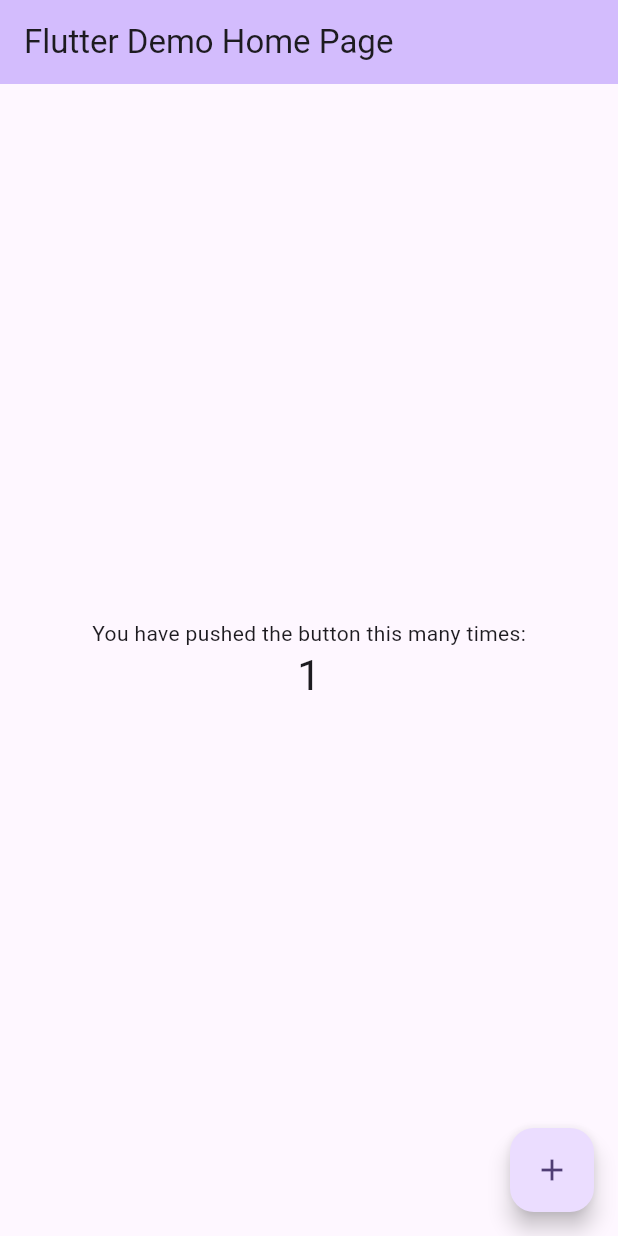
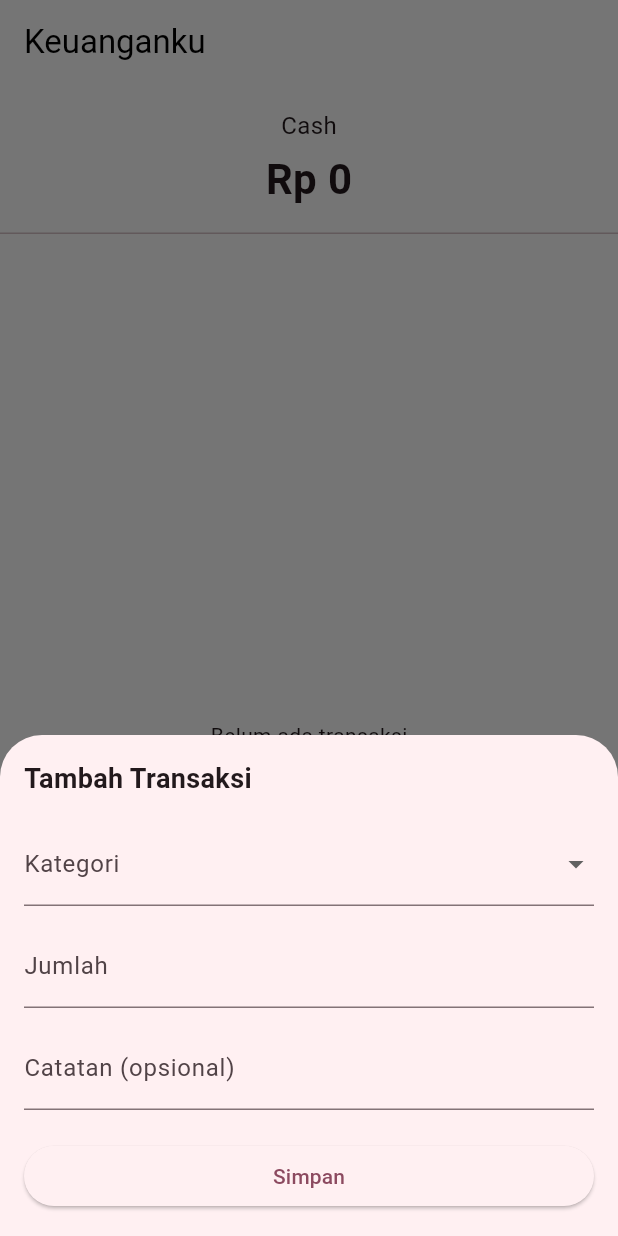
Before and after one commit to TriyasDev/Project, a Flutter app: the screen it shows after launch, after a tap on the "add" icon, on a phone screen of 412 x 824 dp. Run offline on Flutter 3.47's test engine with Material 3 defaults, Android fonts, the light colour scheme and no system bars.

Commit message:
fix: error typing

```diff
--- /dev/null
+++ b/keuanganku/lib/logic/saldo.dart
@@ -0,0 +1,24 @@
+import '../models/dompet.dart';
+import '../models/kategori.dart';
+import '../models/transaksi.dart';
+
+double hitungSaldo(
+  Dompet dompet,
+  List<Transaksi> daftarTransaksi,
+  List<Kategori> daftarKategori,
+) {
+  double totalPerubahan = 0;
+
+  for (final t in daftarTransaksi) {
+    if (t.dompetId != dompet.id) continue;
+
+    final kategori = daftarKategori.firstWhere((k) => k.id == t.kategoriId);
+    if (kategori.jenis == JenisTransaksi.pemasukan) {
+      totalPerubahan += t.jumlah;
+    } else {
+      totalPerubahan -= t.jumlah;
+    }
+  }
+
+  return dompet.saldoAwal + totalPerubahan;
+}
--- a/keuanganku/lib/main.dart
+++ b/keuanganku/lib/main.dart
@@ -1,122 +1,30 @@
+// lib/main.dart
 import 'package:flutter/material.dart';
+import 'screens/home_page.dart';
 
 void main() {
-  runApp(const MyApp());
+  runApp(const KeuangankuApp());
 }
 
-class MyApp extends StatelessWidget {
-  const MyApp({super.key});
+class KeuangankuApp extends StatelessWidget {
+  const KeuangankuApp({super.key});
 
-  // This widget is the root of your application.
   @override
   Widget build(BuildContext context) {
     return MaterialApp(
-      title: 'Flutter Demo',
+      title: 'Keuanganku',
+      debugShowCheckedModeBanner: false,
       theme: ThemeData(
-        // This is the theme of your application.
-        //
-        // TRY THIS: Try running your application with "flutter run". You'll see
-        // the application has a purple toolbar. Then, without quitting the app,
-        // try changing the seedColor in the colorScheme below to Colors.green
-        // and then invoke "hot reload" (save your changes or press the "hot
-        // reload" button in a Flutter-supported IDE, or press "r" if you used
-        // the command line to start the app).
-        //
-        // Notice that the counter didn't reset back to zero; the application
-        // state is not lost during the reload. To reset the state, use hot
-        // restart instead.
-        //
-        // This works for code too, not just values: Most code changes can be
-        // tested with just a hot reload.
-        colorScheme: .fromSeed(seedColor: Colors.deepPurple),
+        useMaterial3: true,
+        scaffoldBackgroundColor: Colors.white,
+        appBarTheme: const AppBarTheme(
+          backgroundColor: Colors.white,
+          foregroundColor: Colors.black,
+          elevation: 0,
+        ),
+        colorScheme: ColorScheme.fromSeed(seedColor: Colors.black),
       ),
-      home: const MyHomePage(title: 'Flutter Demo Home Page'),
+      home: const HomePage(),
     );
   }
 }
-
-class MyHomePage extends StatefulWidget {
-  const MyHomePage({super.key, required this.title});
-
-  // This widget is the home page of your application. It is stateful, meaning
-  // that it has a State object (defined below) that contains fields that affect
-  // how it looks.
-
-  // This class is the configuration for the state. It holds the values (in this
-  // case the title) provided by the parent (in this case the App widget) and
-  // used by the build method of the State. Fields in a Widget subclass are
-  // always marked "final".
-
-  final String title;
-
-  @override
-  State<MyHomePage> createState() => _MyHomePageState();
-}
-
-class _MyHomePageState extends State<MyHomePage> {
-  int _counter = 0;
-
-  void _incrementCounter() {
-    setState(() {
-      // This call to setState tells the Flutter framework that something has
-      // changed in this State, which causes it to rerun the build method below
-      // so that the display can reflect the updated values. If we changed
-      // _counter without calling setState(), then the build method would not be
-      // called again, and so nothing would appear to happen.
-      _counter++;
-    });
-  }
-
-  @override
-  Widget build(BuildContext context) {
-    // This method is rerun every time setState is called, for instance as done
-    // by the _incrementCounter method above.
-    //
-    // The Flutter framework has been optimized to make rerunning build methods
-    // fast, so that you can just rebuild anything that needs updating rather
-    // than having to individually change instances of widgets.
-    return Scaffold(
-      appBar: AppBar(
-        // TRY THIS: Try changing the color here to a specific color (to
-        // Colors.amber, perhaps?) and trigger a hot reload to see the AppBar
-        // change color while the other colors stay the same.
-        backgroundColor: Theme.of(context).colorScheme.inversePrimary,
-        // Here we take the value from the MyHomePage object that was created by
-        // the App.build method, and use it to set our appbar title.
-        title: Text(widget.title),
-      ),
-      body: Center(
-        // Center is a layout widget. It takes a single child and positions it
-        // in the middle of the parent.
-        child: Column(
-          // Column is also a layout widget. It takes a list of children and
-          // arranges them vertically. By default, it sizes itself to fit its
-          // children horizontally, and tries to be as tall as its parent.
-          //
-          // Column has various properties to control how it sizes itself and
-          // how it positions its children. Here we use mainAxisAlignment to
-          // center the children vertically; the main axis here is the vertical
-          // axis because Columns are vertical (the cross axis would be
-          // horizontal).
-          //
-          // TRY THIS: Invoke "debug painting" (choose the "Toggle Debug Paint"
-          // action in the IDE, or press "p" in the console), to see the
-          // wireframe for each widget.
-          mainAxisAlignment: .center,
-          children: [
-            const Text('You have pushed the button this many times:'),
-            Text(
-              '$_counter',
-              style: Theme.of(context).textTheme.headlineMedium,
-            ),
-          ],
-        ),
-      ),
-      floatingActionButton: FloatingActionButton(
-        onPressed: _incrementCounter,
-        tooltip: 'Increment',
-        child: const Icon(Icons.add),
-      ),
-    );
-  }
-}
--- /dev/null
+++ b/keuanganku/lib/screens/form_tambah_transaksi.dart
@@ -0,0 +1,101 @@
+// lib/screens/form_tambah_transaksi.dart
+import 'package:flutter/material.dart';
+import '../models/kategori.dart';
+import '../models/transaksi.dart';
+import '../utils/id_generator.dart';
+
+/// Bottom sheet buat nambah satu transaksi baru.
+/// Kalau disimpan, widget ini "mengembalikan" objek Transaksi
+/// lewat Navigator.pop(context, data) ke pemanggilnya.
+class FormTambahTransaksi extends StatefulWidget {
+  final String dompetId;
+  final List<Kategori> daftarKategori;
+
+  const FormTambahTransaksi({
+    super.key,
+    required this.dompetId,
+    required this.daftarKategori,
+  });
+
+  @override
+  State<FormTambahTransaksi> createState() => _FormTambahTransaksiState();
+}
+
+class _FormTambahTransaksiState extends State<FormTambahTransaksi> {
+  final _jumlahController = TextEditingController();
+  final _catatanController = TextEditingController();
+  Kategori? _kategoriTerpilih;
+
+  @override
+  void dispose() {
+    _jumlahController.dispose();
+    _catatanController.dispose();
+    super.dispose();
+  }
+
+  void _simpan() {
+    final jumlah = double.tryParse(_jumlahController.text);
+
+    if (_kategoriTerpilih == null || jumlah == null || jumlah <= 0) {
+      ScaffoldMessenger.of(context).showSnackBar(
+        const SnackBar(content: Text('Pilih kategori dan isi jumlah yang benar')),
+      );
+      return;
+    }
+
+    final transaksiBaru = Transaksi(
+      id: buatId(),
+      dompetId: widget.dompetId,
+      kategoriId: _kategoriTerpilih!.id,
+      jumlah: jumlah,
+      tanggal: DateTime.now(),
+      catatan: _catatanController.text.isEmpty ? null : _catatanController.text,
+    );
+
+    Navigator.pop(context, transaksiBaru);
+  }
+
+  @override
+  Widget build(BuildContext context) {
+    return Padding(
+      padding: EdgeInsets.only(
+        left: 16,
+        right: 16,
+        top: 16,
+        bottom: MediaQuery.of(context).viewInsets.bottom + 16,
+      ),
+      child: Column(
+        mainAxisSize: MainAxisSize.min,
+        crossAxisAlignment: CrossAxisAlignment.stretch,
+        children: [
+          const Text('Tambah Transaksi', style: TextStyle(fontSize: 18, fontWeight: FontWeight.bold)),
+          const SizedBox(height: 16),
+          DropdownButtonFormField<Kategori>(
+            initialValue: _kategoriTerpilih,
+            decoration: const InputDecoration(labelText: 'Kategori'),
+            items: widget.daftarKategori.map((k) {
+              return DropdownMenuItem(value: k, child: Text(k.nama));
+            }).toList(),
+            onChanged: (nilai) => setState(() => _kategoriTerpilih = nilai),
+          ),
+          const SizedBox(height: 12),
+          TextField(
+            controller: _jumlahController,
+            keyboardType: const TextInputType.numberWithOptions(decimal: true),
+            decoration: const InputDecoration(labelText: 'Jumlah'),
+          ),
+          const SizedBox(height: 12),
+          TextField(
+            controller: _catatanController,
+            decoration: const InputDecoration(labelText: 'Catatan (opsional)'),
+          ),
+          const SizedBox(height: 20),
+          ElevatedButton(
+            onPressed: _simpan,
+            child: const Text('Simpan'),
+          ),
+        ],
+      ),
+    );
+  }
+}
--- /dev/null
+++ b/keuanganku/lib/screens/home_page.dart
@@ -0,0 +1,95 @@
+// lib/screens/home_page.dart
+import 'package:flutter/material.dart';
+import '../models/dompet.dart';
+import '../models/kategori.dart';
+import '../models/transaksi.dart';
+import '../data/kategori_default.dart';
+import '../data/dompet_default.dart';
+import '../logic/saldo.dart';
+import 'form_tambah_transaksi.dart';
+
+class HomePage extends StatefulWidget {
+  const HomePage({super.key});
+
+  @override
+  State<HomePage> createState() => _HomePageState();
+}
+
+class _HomePageState extends State<HomePage> {
+  final Dompet _dompet = dompetDefault;
+  final List<Kategori> _daftarKategori = kategoriDefault;
+  final List<Transaksi> _daftarTransaksi = [];
+
+  Kategori _kategoriDari(String id) {
+    return _daftarKategori.firstWhere((k) => k.id == id);
+  }
+
+  Future<void> _bukaFormTambah() async {
+    final transaksiBaru = await showModalBottomSheet<Transaksi>(
+      context: context,
+      isScrollControlled: true,
+      builder: (context) => FormTambahTransaksi(
+        dompetId: _dompet.id,
+        daftarKategori: _daftarKategori,
+      ),
+    );
+
+    if (transaksiBaru != null) {
+      setState(() {
+        _daftarTransaksi.add(transaksiBaru);
+      });
+    }
+  }
+
+  @override
+  Widget build(BuildContext context) {
+    final saldo = hitungSaldo(_dompet, _daftarTransaksi, _daftarKategori);
+    final transaksiTerurut = _daftarTransaksi.reversed.toList(); // terbaru di atas
+
+    return Scaffold(
+      appBar: AppBar(title: const Text('Keuanganku')),
+      body: Column(
+        children: [
+          Padding(
+            padding: const EdgeInsets.all(16),
+            child: Column(
+              children: [
+                Text(_dompet.nama, style: const TextStyle(fontSize: 16)),
+                const SizedBox(height: 4),
+                Text(
+                  'Rp ${saldo.toStringAsFixed(0)}',
+                  style: const TextStyle(fontSize: 28, fontWeight: FontWeight.bold),
+                ),
+              ],
+            ),
+          ),
+          const Divider(height: 1),
+          Expanded(
+            child: transaksiTerurut.isEmpty
+                ? const Center(child: Text('Belum ada transaksi'))
+                : ListView.builder(
+                    itemCount: transaksiTerurut.length,
+                    itemBuilder: (context, index) {
+                      final t = transaksiTerurut[index];
+                      final kategori = _kategoriDari(t.kategoriId);
+                      final isPemasukan = kategori.jenis == JenisTransaksi.pemasukan;
+
+                      return ListTile(
+                        title: Text(kategori.nama),
+                        subtitle: t.catatan != null ? Text(t.catatan!) : null,
+                        trailing: Text(
+                          '${isPemasukan ? '+' : '-'} Rp ${t.jumlah.toStringAsFixed(0)}',
+                        ),
+                      );
+                    },
+                  ),
+          ),
+        ],
+      ),
+      floatingActionButton: FloatingActionButton(
+        onPressed: _bukaFormTambah,
+        child: const Icon(Icons.add),
+      ),
+    );
+  }
+}
```
Also changed, not shown: 1 other file.
